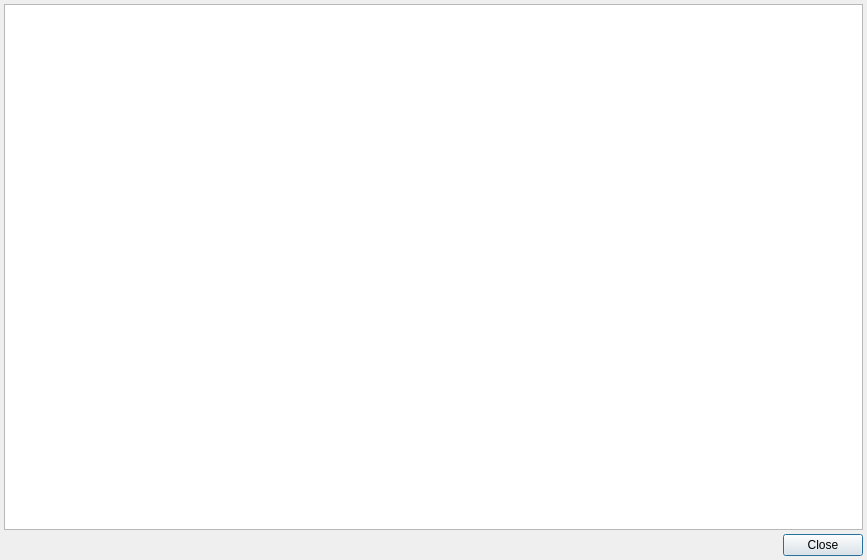
First picture: the form in src/gui/Src/Gui/ReleaseNotesDialog.ui, repository yji0728/x64dbg, before the edit.
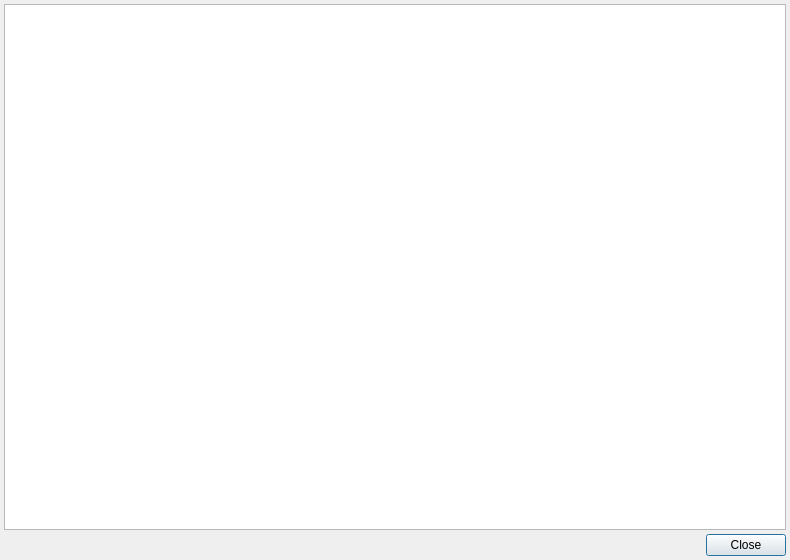
Second picture: the form after the edit. Custom widgets are drawn as their Qt base class.

Commit message: Fix positional issue with release notes dialog on startup

The edit to the form file:
```diff
--- a/src/gui/Src/Gui/ReleaseNotesDialog.ui
+++ b/src/gui/Src/Gui/ReleaseNotesDialog.ui
@@ -6,7 +6,7 @@
    <rect>
     <x>0</x>
     <y>0</y>
-    <width>867</width>
+    <width>790</width>
     <height>560</height>
    </rect>
   </property>
```
The commit also changes 1 other file.
